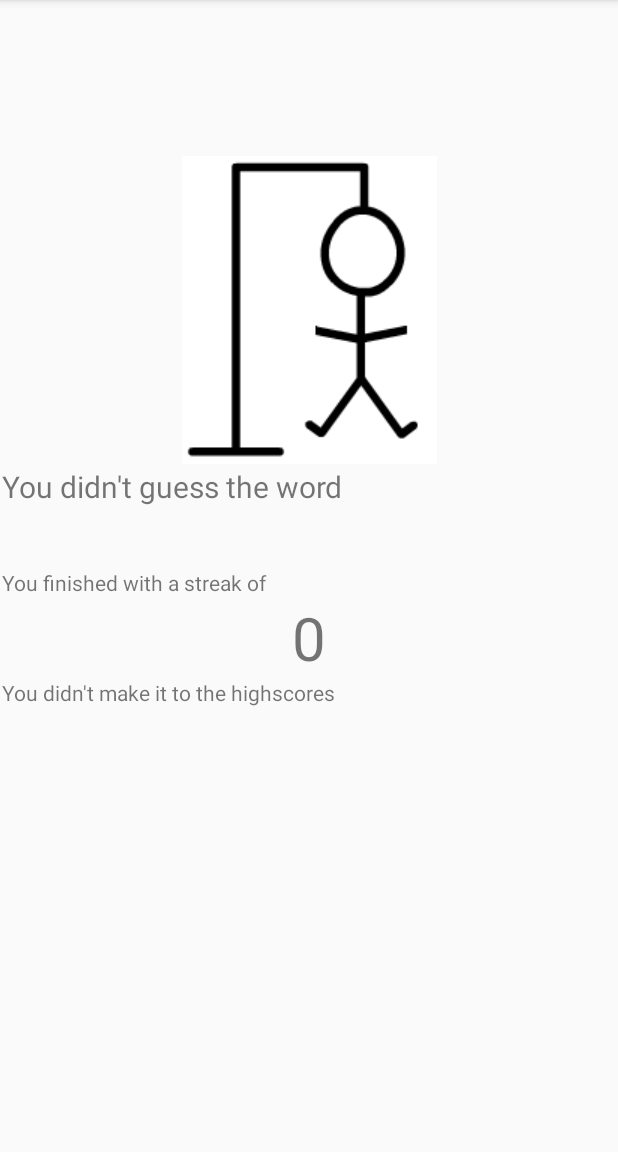
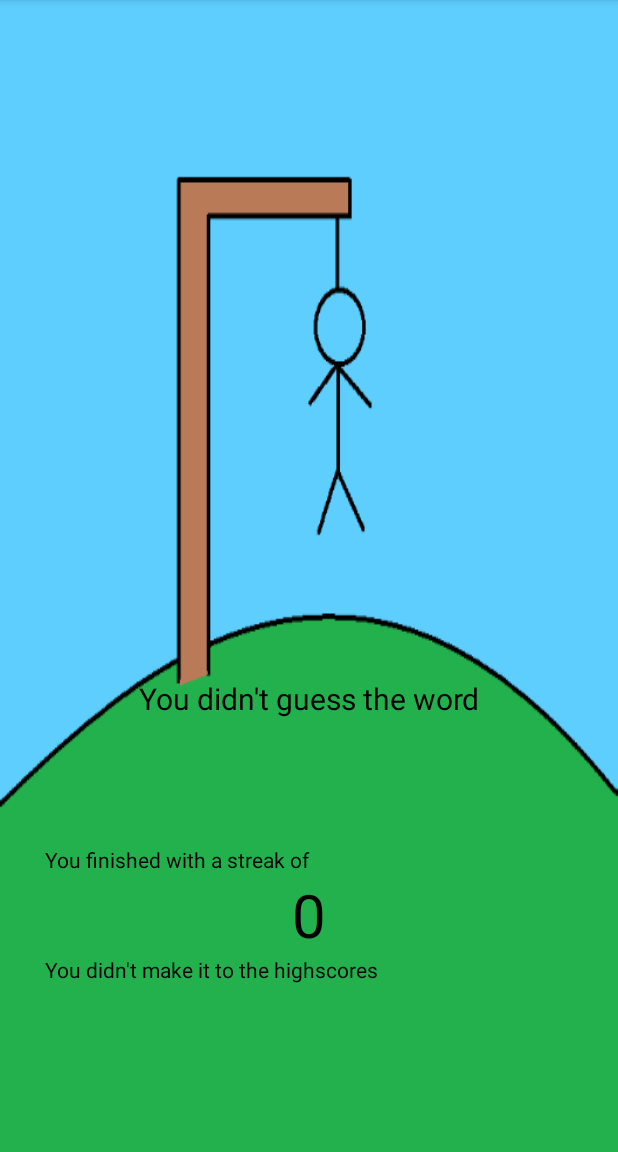
Before and after one commit to PeterRevsbech/Hangman, an Android app: the fragment GameOver_CMfrag placed in its activity, on a phone screen of 412 x 824 dp, the part 84-1236 px from its top. Run offline under Robolectric (Android 15) with nearby library versions, the phone set to English and light mode, and no system bars; network calls fail; 3 statements that could not run were skipped.

Commit message:
Har shinet game over akt op

```diff
--- a/app/src/main/res/layout/game_over__cmfrag.xml
+++ b/app/src/main/res/layout/game_over__cmfrag.xml
@@ -8,18 +8,25 @@
     <LinearLayout
         android:layout_width="match_parent"
         android:layout_height="match_parent"
-        android:orientation="vertical">
+        android:orientation="vertical"
+        android:layout_marginBottom="15dp"
+        android:layout_marginTop="15dp"
+        android:layout_marginLeft="30dp"
+        android:layout_marginRight="30dp"
+        >
 
         <TextView
             android:id="@+id/GameOverYourStreakTV"
             android:layout_width="match_parent"
             android:layout_height="wrap_content"
+            android:textColor="@color/black"
             android:text="@string/finishedWithStreak" />
 
         <TextView
             android:id="@+id/GameOverStreakNumberTV"
             android:layout_width="match_parent"
             android:layout_height="wrap_content"
+            android:textColor="@color/black"
             android:textSize="40sp"
             android:gravity="center"
             android:text="5" />
@@ -28,12 +35,14 @@
             android:id="@+id/MadeItHS"
             android:layout_width="match_parent"
             android:layout_height="wrap_content"
+            android:textColor="@color/black"
             android:text="You made it to the HS" />
 
         <TextView
             android:id="@+id/writeNameTextView"
             android:layout_width="match_parent"
             android:layout_height="wrap_content"
+            android:textColor="@color/black"
             android:text="@string/writeName" />
 
         <LinearLayout
@@ -43,16 +52,20 @@
 
             <EditText
                 android:id="@+id/writeNameTextEdit"
-                android:layout_width="wrap_content"
+                android:layout_width="0dp"
+                android:layout_weight="2"
                 android:layout_height="wrap_content"
                 android:ems="10"
                 android:inputType="textPersonName"
+                android:textColor="@color/black"
                 android:text="@string/name" />
 
             <Button
                 android:id="@+id/sendToHSButton"
-                android:layout_width="match_parent"
+                android:layout_width="0dp"
+                android:layout_weight="1"
                 android:layout_height="wrap_content"
+                style="@style/buttonStyle"
                 android:text="@string/submit" />
         </LinearLayout>
     </LinearLayout>
--- a/app/src/main/res/layout/game_over_akt.xml
+++ b/app/src/main/res/layout/game_over_akt.xml
@@ -1,58 +1,52 @@
 <?xml version="1.0" encoding="utf-8"?>
-<androidx.constraintlayout.widget.ConstraintLayout xmlns:android="http://schemas.android.com/apk/res/android"
+<LinearLayout
+    xmlns:android="http://schemas.android.com/apk/res/android"
     xmlns:app="http://schemas.android.com/apk/res-auto"
     xmlns:tools="http://schemas.android.com/tools"
     android:layout_width="match_parent"
     android:layout_height="match_parent"
-    tools:context=".view.GameOverAkt">
-
-    <ImageView
-        android:id="@+id/imageView2"
-        android:layout_width="wrap_content"
-        android:layout_height="wrap_content"
-        android:layout_marginTop="104dp"
-        android:layout_marginBottom="1dp"
-        app:layout_constraintBottom_toTopOf="@+id/GameOverLinearLayout"
-        app:layout_constraintEnd_toEndOf="parent"
-        app:layout_constraintStart_toStartOf="parent"
-        app:layout_constraintTop_toTopOf="parent"
-        app:srcCompat="@drawable/forkert6" />
-
-    <LinearLayout
+    android:background="@drawable/wrong6"
+    tools:context=".view.GameOverAkt"
     android:id="@+id/GameOverLinearLayout"
-        android:layout_width="0dp"
+    android:orientation="vertical"
+    tools:layout_editor_absoluteX="1dp"
+    tools:layout_editor_absoluteY="730dp">
+    >
+    <FrameLayout
+        android:layout_width="match_parent"
         android:layout_height="0dp"
-        android:layout_marginStart="1dp"
-        android:layout_marginLeft="1dp"
-        android:layout_marginEnd="1dp"
-        android:layout_marginRight="1dp"
-        android:layout_marginBottom="1dp"
-        android:orientation="vertical"
-        app:layout_constraintBottom_toBottomOf="parent"
-        app:layout_constraintEnd_toEndOf="parent"
-        app:layout_constraintStart_toStartOf="parent"
-        app:layout_constraintTop_toBottomOf="@+id/imageView2">
+        android:layout_weight="8"
+    />
 
     <TextView
         android:id="@+id/DidntGuessWord"
         android:layout_width="match_parent"
-            android:layout_height="wrap_content"
+        android:layout_height="0dp"
+        android:layout_weight="1"
         android:text="@string/didntguessword"
-            android:textSize="20sp"/>
+        android:gravity="center"
+        android:textSize="20sp"
+        android:textColor="@color/black"
+        />
 
     <TextView
         android:id="@+id/GameOverWordTextView"
         android:layout_width="match_parent"
-            android:layout_height="wrap_content"
+        android:layout_height="0dp"
+        android:layout_weight="1"
+        android:gravity="center"
+        android:textColor="@color/black"
+        android:fontFamily="sans-serif-medium"
         android:text="SecretWord"
-            android:fontFamily="sans-serif-medium"
-            android:textSize="30sp"/>
+        android:textSize="30sp" />
 
     <FrameLayout
         android:id="@+id/GameOver_ChallengeModeFL"
         android:layout_width="match_parent"
-            android:layout_height="match_parent">
+        android:layout_height="0dp"
+        android:layout_weight="4"
+        >
 
     </FrameLayout>
+
 </LinearLayout>
-</androidx.constraintlayout.widget.ConstraintLayout>
```
Also changed, not shown: app/src/main/res/layout/play_akt.xml (+24 -17 lines). Lines whose indentation alone changed are shown as unchanged.
